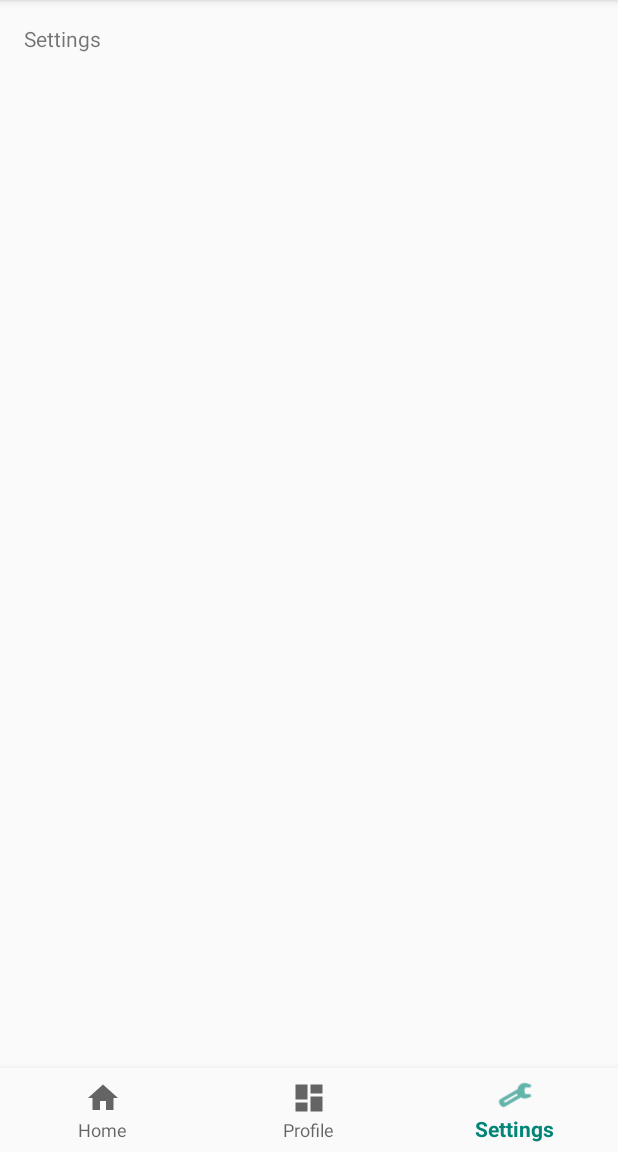
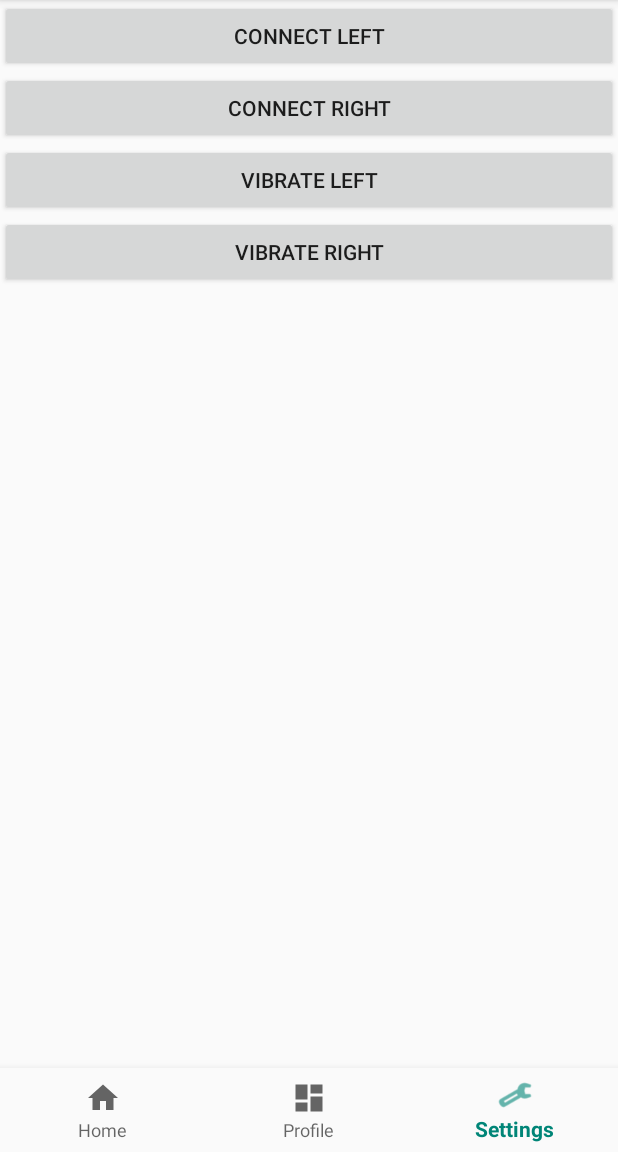
Before and after one commit to 482-932-csce-capstone-sp-2019/scooter-navigation, an Android app: the screen it shows after launch (MainActivity), item 3 of the bottom bar chosen, on a phone screen of 412 x 824 dp, the part 84-1236 px from its top. Run offline under Robolectric (Android 15) with nearby library versions, the phone set to English and light mode, and no system bars.

Commit message:
added fragments

```diff
--- a/app/build.gradle
+++ b/app/build.gradle
@@ -24,6 +24,8 @@ dependencies {
     implementation 'com.android.support:design:28.0.0'
     implementation 'com.android.support.constraint:constraint-layout:1.1.3'
     implementation 'com.android.support:support-vector-drawable:28.0.0'
+    implementation 'com.android.support:support-v4:28.0.0'
+    implementation 'android.arch.lifecycle:extensions:1.1.1'
     testImplementation 'junit:junit:4.12'
     androidTestImplementation 'com.android.support.test:runner:1.0.2'
     androidTestImplementation 'com.android.support.test.espresso:espresso-core:3.0.2'
--- /dev/null
+++ b/app/src/main/java/com/scooter/scooter_nav/HomeTab.java
@@ -0,0 +1,25 @@
+package com.scooter.scooter_nav;
+
+import android.arch.lifecycle.ViewModelProviders;
+import android.os.Bundle;
+import android.support.annotation.NonNull;
+import android.support.annotation.Nullable;
+import android.support.v4.app.Fragment;
+import android.view.LayoutInflater;
+import android.view.View;
+import android.view.ViewGroup;
+
+public class HomeTab extends Fragment {
+
+    public static HomeTab newInstance() {
+        return new HomeTab();
+    }
+
+    @Override
+    public View onCreateView(@NonNull LayoutInflater inflater, @Nullable ViewGroup container,
+                             @Nullable Bundle savedInstanceState) {
+        return inflater.inflate(R.layout.home_tab_fragment, container, false);
+    }
+
+
+}
--- a/app/src/main/java/com/scooter/scooter_nav/MainActivity.java
+++ b/app/src/main/java/com/scooter/scooter_nav/MainActivity.java
@@ -3,13 +3,18 @@ package com.scooter.scooter_nav;
 import android.os.Bundle;
 import android.support.annotation.NonNull;
 import android.support.design.widget.BottomNavigationView;
+import android.support.v4.app.Fragment;
+import android.support.v4.app.FragmentManager;
+import android.support.v4.app.FragmentTransaction;
 import android.support.v7.app.AppCompatActivity;
 import android.view.MenuItem;
 import android.widget.TextView;
 
 public class MainActivity extends AppCompatActivity {
 
-    private TextView mTextMessage;
+
+    private HomeTab homeTab;
+    private SettingsTab settingsTab;
 
     private BottomNavigationView.OnNavigationItemSelectedListener mOnNavigationItemSelectedListener
             = new BottomNavigationView.OnNavigationItemSelectedListener() {
@@ -18,13 +23,12 @@ public class MainActivity extends AppCompatActivity {
         public boolean onNavigationItemSelected(@NonNull MenuItem item) {
             switch (item.getItemId()) {
                 case R.id.navigation_home:
-                    mTextMessage.setText(R.string.title_home);
+                    loadFragment(homeTab);
                     return true;
                 case R.id.navigation_profile:
-                    mTextMessage.setText(R.string.title_profile);
                     return true;
                 case R.id.navigation_settings:
-                    mTextMessage.setText(R.string.title_settings);
+                    loadFragment(settingsTab);
                     return true;
             }
             return false;
@@ -36,9 +40,24 @@ public class MainActivity extends AppCompatActivity {
         super.onCreate(savedInstanceState);
         setContentView(R.layout.activity_main);
 
-        mTextMessage = (TextView) findViewById(R.id.message);
+
+        homeTab = new HomeTab();
+        settingsTab = new SettingsTab();
+
         BottomNavigationView navigation = (BottomNavigationView) findViewById(R.id.navigation);
         navigation.setOnNavigationItemSelectedListener(mOnNavigationItemSelectedListener);
+
+        Fragment fragment = new HomeTab();
+        loadFragment(fragment);
+
+    }
+
+    public void loadFragment(Fragment fragment){
+        FragmentManager fragmentManager = getSupportFragmentManager();
+        FragmentTransaction fragmentTransaction = fragmentManager.beginTransaction();
+        fragmentTransaction.replace(R.id.frame_layout, fragment);
+        fragmentTransaction.addToBackStack(null);
+        fragmentTransaction.commit();
     }
 
 }
--- /dev/null
+++ b/app/src/main/java/com/scooter/scooter_nav/SettingsTab.java
@@ -0,0 +1,27 @@
+package com.scooter.scooter_nav;
+
+import android.arch.lifecycle.ViewModelProviders;
+import android.os.Bundle;
+import android.support.annotation.NonNull;
+import android.support.annotation.Nullable;
+import android.support.v4.app.Fragment;
+import android.view.LayoutInflater;
+import android.view.View;
+import android.view.ViewGroup;
+
+public class SettingsTab extends Fragment {
+
+
+    public static SettingsTab newInstance() {
+        return new SettingsTab();
+    }
+
+    @Override
+    public View onCreateView(@NonNull LayoutInflater inflater, @Nullable ViewGroup container,
+                             @Nullable Bundle savedInstanceState) {
+        return inflater.inflate(R.layout.settings_tab_fragment, container, false);
+    }
+
+
+
+}
--- a/app/src/main/res/layout/activity_main.xml
+++ b/app/src/main/res/layout/activity_main.xml
@@ -6,17 +6,6 @@
     android:layout_width="match_parent"
     android:layout_height="match_parent"
     tools:context=".MainActivity">
-
-    <TextView
-        android:id="@+id/message"
-        android:layout_width="wrap_content"
-        android:layout_height="wrap_content"
-        android:layout_marginStart="@dimen/activity_horizontal_margin"
-        android:layout_marginLeft="@dimen/activity_horizontal_margin"
-        android:layout_marginTop="@dimen/activity_vertical_margin"
-        android:text="@string/title_home"
-        app:layout_constraintLeft_toLeftOf="parent"
-        app:layout_constraintTop_toTopOf="parent" />
 
     <android.support.design.widget.BottomNavigationView
         android:id="@+id/navigation"
@@ -30,4 +19,13 @@
         app:layout_constraintRight_toRightOf="parent"
         app:menu="@menu/navigation" />
 
+    <FrameLayout
+        android:id="@+id/frame_layout"
+        android:layout_width="match_parent"
+        android:layout_height="match_parent"
+        app:layout_constraintBottom_toTopOf="@id/navigation"
+        tools:layout_editor_absoluteX="9dp">
+
+    </FrameLayout>
+
 </android.support.constraint.ConstraintLayout>
--- /dev/null
+++ b/app/src/main/res/layout/home_tab_fragment.xml
@@ -0,0 +1,15 @@
+<?xml version="1.0" encoding="utf-8"?>
+<FrameLayout xmlns:android="http://schemas.android.com/apk/res/android"
+    xmlns:tools="http://schemas.android.com/tools"
+    android:id="@+id/home_tab_layout"
+    android:layout_width="match_parent"
+    android:layout_height="match_parent"
+    tools:context=".HomeTab">
+
+    <Button
+        android:id="@+id/button"
+        android:layout_width="wrap_content"
+        android:layout_height="wrap_content"
+        android:text="Navigate" />
+
+</FrameLayout>
--- /dev/null
+++ b/app/src/main/res/layout/settings_tab_fragment.xml
@@ -0,0 +1,39 @@
+<?xml version="1.0" encoding="utf-8"?>
+<FrameLayout xmlns:android="http://schemas.android.com/apk/res/android"
+    xmlns:tools="http://schemas.android.com/tools"
+    android:layout_width="match_parent"
+    android:layout_height="match_parent"
+    tools:context=".SettingsTab">
+
+    <LinearLayout
+        android:id="@+id/vButtons"
+        android:layout_width="match_parent"
+        android:layout_height="match_parent"
+        android:orientation="vertical">
+
+        <Button
+            android:id="@+id/connectLeftButton"
+            android:layout_width="match_parent"
+            android:layout_height="wrap_content"
+            android:text="Connect Left" />
+
+        <Button
+            android:id="@+id/conenctRightButton"
+            android:layout_width="match_parent"
+            android:layout_height="wrap_content"
+            android:text="Connect Right" />
+
+        <Button
+            android:id="@+id/vLeftButton"
+            android:layout_width="match_parent"
+            android:layout_height="wrap_content"
+            android:text="Vibrate Left" />
+
+        <Button
+            android:id="@+id/vRightButton"
+            android:layout_width="match_parent"
+            android:layout_height="wrap_content"
+            android:text="Vibrate Right" />
+    </LinearLayout>
+
+</FrameLayout>
--- a/app/src/main/res/values/strings.xml
+++ b/app/src/main/res/values/strings.xml
@@ -3,4 +3,7 @@
     <string name="title_home">Home</string>
     <string name="title_profile">Profile</string>
     <string name="title_settings">Settings</string>
+
+    <!-- TODO: Remove or change this placeholder text -->
+    <string name="hello_blank_fragment">Hello blank fragment</string>
 </resources>
```
